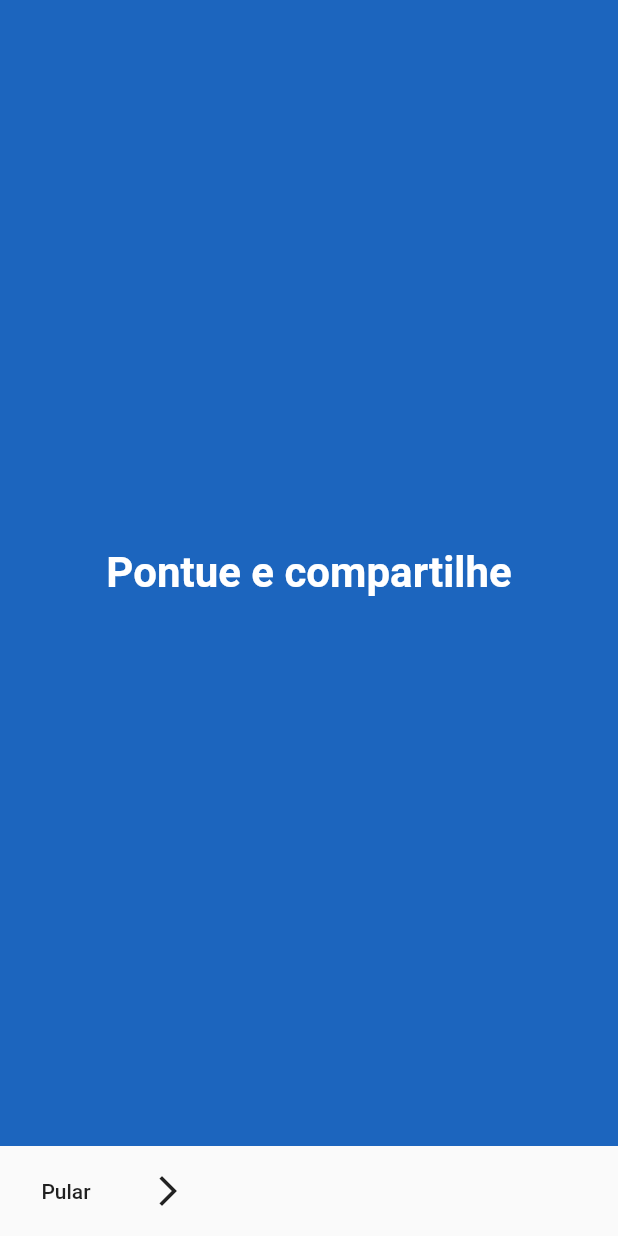
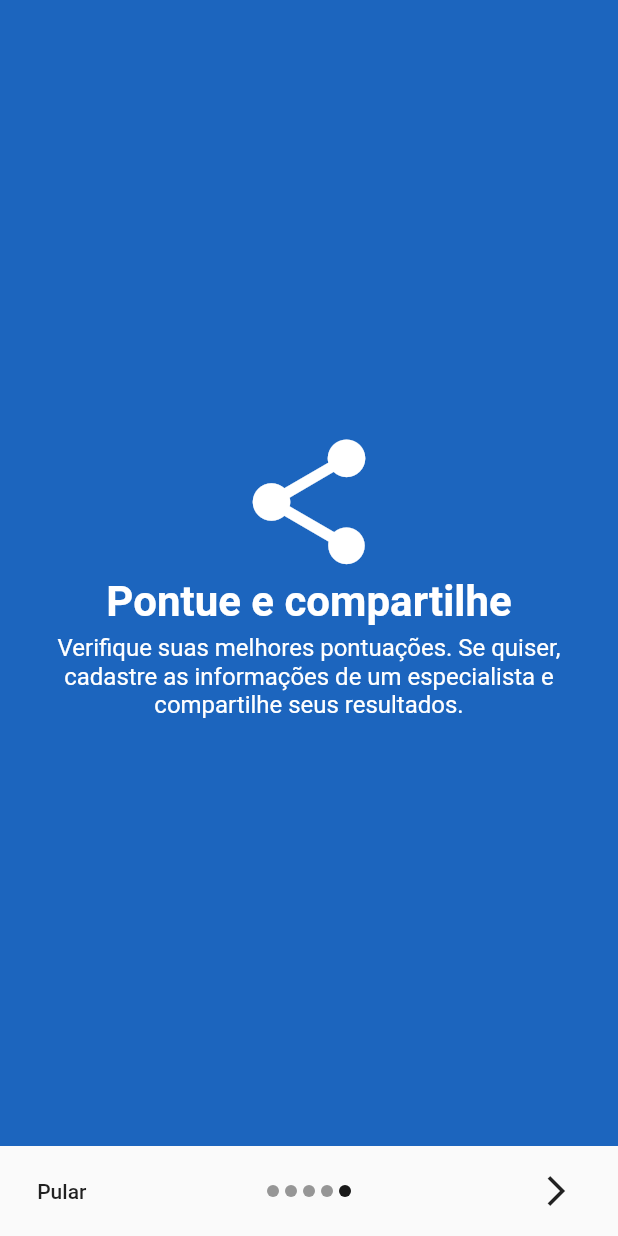
Before and after one commit to erickLage/improve, a Flutter app: the Ajuda screen opened by its route, swiped to page 5, on a phone screen of 412 x 824 dp. Run offline on Flutter 3.47's test engine with Material 2 defaults, Android fonts, the phone set to English and light mode, and no system bars; our stand-ins replace cloud_firestore, firebase_auth; accounts and stored records are empty.

Commit message:
Continuar ajuda

```diff
--- a/lib/ajuda.dart
+++ b/lib/ajuda.dart
@@ -8,8 +8,8 @@ class Ajuda extends StatefulWidget {
 }
 
 class _AjudaState extends State<Ajuda> {
-  PageController pageController =
-      new PageController(initialPage: 0, viewportFraction: 1);
+  PageController pageController = new PageController(initialPage: 0, viewportFraction: 1);
+  int paginaAtual = 0;
   List<String> titulo = [
     'Bem vindo ao Improve!',
     'Cadastre-se',
@@ -17,8 +17,20 @@ class _AjudaState extends State<Ajuda> {
     'Jogue',
     'Pontue e compartilhe'
   ];
-  List<String> descricao = [];
-  List<Icon> icones = [];
+  List<String> descricao = [
+    'Este aplicativo foi desenvolvido para pessoas com a sindrome de asperger. Se necessário, peça a ajuda de um acompanhante.',
+    'Para começar, cadastre-se na tela inicial, verifique o seu email e depois faça o login.',
+    'Personalize o aplicativo com de acordo com a suas preferências.',
+    'Jogue, divirta-se e aprenda.',
+    'Verifique suas melhores pontuações. Se quiser, cadastre as informações de um especialista e compartilhe seus resultados.'
+  ];
+  List<Widget> icones = [
+    Image.asset('src/assets/logo_sem_fundo.png', color: Colors.white),
+    Icon(Icons.face, size: 100, color: Colors.white),
+    Icon(Icons.create, size: 100, color: Colors.white),
+    Icon(Icons.games, size: 100, color: Colors.white),
+    Icon(Icons.share, size: 100, color: Colors.white)
+  ];
 
   @override
   Widget build(BuildContext context) {
@@ -30,17 +42,39 @@ class _AjudaState extends State<Ajuda> {
             child: PageView.builder(
               controller: pageController,
               itemCount: 5,
+              onPageChanged: (index){
+                setState(() {
+                  paginaAtual = index;
+                });
+              },
               itemBuilder: (context, index) {
                 return Container(
                   color: randomColor(),
-                  child: Center(
-                    child: Text(
+                  child: Column(
+                    mainAxisAlignment: MainAxisAlignment.center,
+                    children: [
+                      icones[index],
+                      Text(
                         titulo[index],
                         style: TextStyle(
                           fontSize: 28,
                           fontWeight: FontWeight.bold,
-                          color: Colors.white),
+                          color: Colors.white
                         ),
+                      ),
+                      SizedBox(height: 5),
+                      Padding(
+                        padding: EdgeInsets.symmetric(horizontal: 30.0),
+                        child: Text(
+                          descricao[index],
+                          textAlign: TextAlign.center,
+                          style: TextStyle(
+                            fontSize: 16,
+                            color: Colors.white
+                          ),
+                        ),
+                      )
+                    ]
                   ),
                 );
               },
@@ -50,25 +84,53 @@ class _AjudaState extends State<Ajuda> {
             height: 60,
             child: Row(
               children: [
-                FlatButton(
+                Expanded(
+                  flex: 1,
+                  child: FlatButton(
                     child: Text("Pular"),
                     onPressed: () {
-                    //TBD
+                      Navigator.pushNamedAndRemoveUntil(context, '/menu', (route) => false);
                     },
                   ),
-                //TBD
-                IconButton(
+                ),
+                Expanded(
+                  flex: 3,
+                  child: Row(
+                    mainAxisAlignment: MainAxisAlignment.center,
+                    children: titulo.map((url) {
+                      int index = titulo.indexOf(url);
+                      return Container(
+                        width: 8.0,
+                        height: 8.0,
+                        margin: EdgeInsets.symmetric(vertical: 5.0, horizontal: 2.0),
+                        decoration: BoxDecoration(
+                          shape: BoxShape.circle,
+                          color: paginaAtual == index
+                            ? Color.fromRGBO(0, 0, 0, 0.9)
+                            : Color.fromRGBO(0, 0, 0, 0.4),
+                        ),
+                      );
+                    }).toList(),
+                  ),
+                ),
+                Expanded(
+                  flex: 1,
+                  child: IconButton(
                     icon: Icon(Icons.arrow_forward_ios),
                     onPressed: () {
                       pageController.nextPage(
                           duration: Duration(milliseconds: 200),
                           curve: Curves.bounceIn);
+                      setState(() {
+                        paginaAtual++;
+                      });
                     },
+                  ),
                 )
               ],
             ),
           )
-        ], //children
+        ],
       )),
     );
   }
```
Lines whose indentation alone changed are shown as unchanged.
